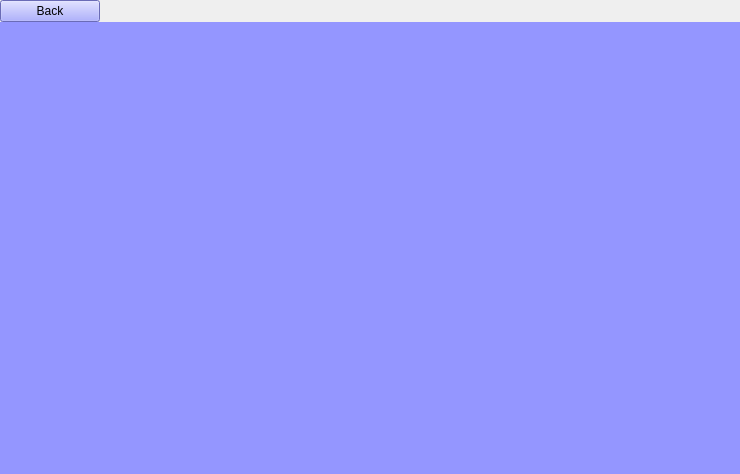
The window that menus/books_menu/books_menu.ui (JoaoCarlosNascimento/HandSignLanguage) describes before a commit, drawn with Qt 5.
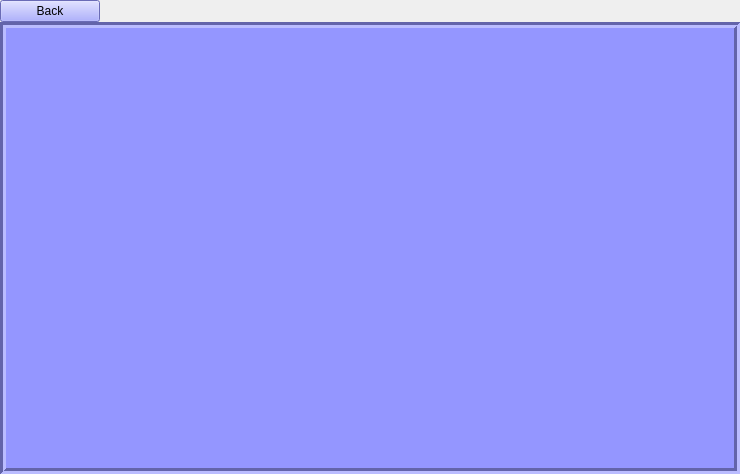
The same window after the commit.

Diff of the .ui file:
```diff
--- a/menus/books_menu/books_menu.ui
+++ b/menus/books_menu/books_menu.ui
@@ -62,7 +62,10 @@
 background-color: rgb(148, 150, 255);</string>
      </property>
      <property name="frameShape">
-      <enum>QFrame::NoFrame</enum>
+      <enum>QFrame::Box</enum>
+     </property>
+     <property name="lineWidth">
+      <number>3</number>
      </property>
      <property name="editTriggers">
       <set>QAbstractItemView::NoEditTriggers</set>
```
